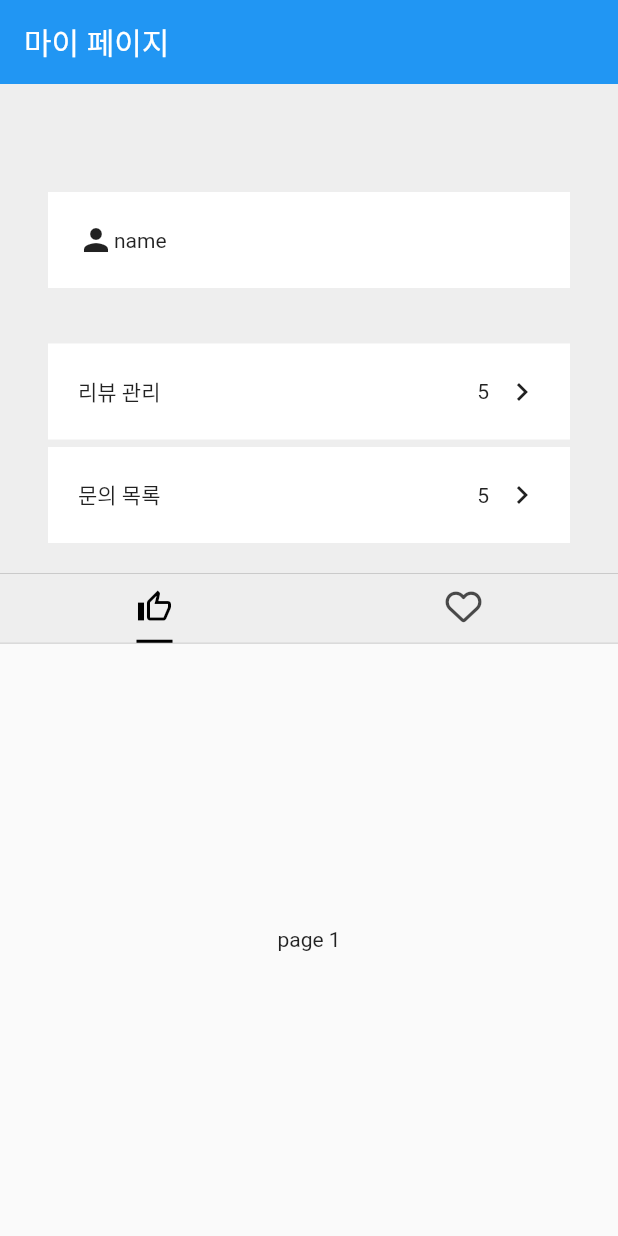
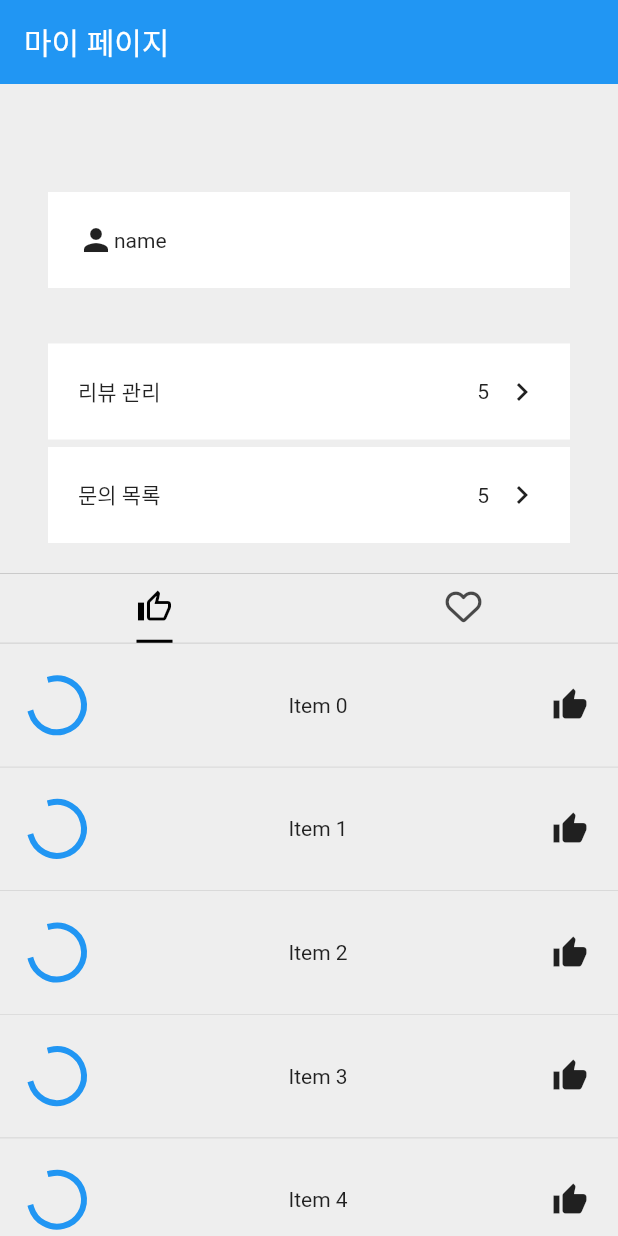
Before and after one commit to alswn2348/healfooyou_flutter, a Flutter app: the UserProfileScreen widget shown alone on an empty page, opened directly, on a phone screen of 412 x 824 dp. Run offline on Flutter 3.47's test engine with Material 2 defaults, Android fonts, the phone set to English and light mode, and no system bars; our stand-ins replace font_awesome_flutter, go_router.

Commit message:
design : grid view
안쓰는 drawer file 제거
공식문서 주석 제거

user profile screen 에 grid view 추가

```diff
--- a/lib/home/home_screen.dart
+++ b/lib/home/home_screen.dart
@@ -50,7 +50,6 @@ class HomeScreen extends StatelessWidget {
             ),
           ),
         ),
-        // Disable opening the drawer with a swipe gesture.
         drawerEnableOpenDragGesture: false,
       ),
     );
--- a/lib/user/user_profile_screen.dart
+++ b/lib/user/user_profile_screen.dart
@@ -79,10 +79,78 @@ class UserProfileScreen extends StatelessWidget {
             ),
           ];
         },
-        body: const TabBarView(
+        body: TabBarView(
           children: [
-            Center(child: Text("page 1")),
-            Center(child: Text("page 2")),
+            GridView.builder(
+              itemCount: 20,
+              gridDelegate: const SliverGridDelegateWithFixedCrossAxisCount(
+                crossAxisCount: 1,
+                childAspectRatio: 5 / 1, // itme 비율 가로 / 세로
+              ),
+              itemBuilder: (context, index) => Column(
+                children: [
+                  AspectRatio(
+                    aspectRatio: 5 / 1,
+                    child: Container(
+                      padding: const EdgeInsets.all(Sizes.size20),
+                      decoration: BoxDecoration(
+                        color: Colors.grey.shade200,
+                        border: Border.symmetric(
+                          horizontal: BorderSide(
+                            color: Colors.grey.shade400,
+                            width: 0.2,
+                          ),
+                        ),
+                      ),
+                      child: Row(
+                        mainAxisAlignment: MainAxisAlignment.spaceBetween,
+                        children: [
+                          const CircularProgressIndicator.adaptive(),
+                          Text("Item $index"),
+                          const Icon(Icons.thumb_up),
+                        ],
+                      ),
+                    ),
+                  ),
+                ],
+              ),
+            ),
+            GridView.builder(
+              itemCount: 20,
+              gridDelegate: const SliverGridDelegateWithFixedCrossAxisCount(
+                crossAxisCount: 1,
+                childAspectRatio: 5 / 1,
+              ),
+              itemBuilder: (context, index) => Column(
+                children: [
+                  AspectRatio(
+                    aspectRatio: 5 / 1,
+                    child: Container(
+                      padding: const EdgeInsets.all(Sizes.size20),
+                      decoration: BoxDecoration(
+                        color: Colors.grey.shade200,
+                        border: Border.symmetric(
+                          horizontal: BorderSide(
+                            color: Colors.grey.shade400,
+                            width: 0.2,
+                          ),
+                        ),
+                      ),
+                      child: Row(
+                        mainAxisAlignment: MainAxisAlignment.spaceBetween,
+                        children: [
+                          const CircularProgressIndicator.adaptive(),
+                          Text("Item $index"),
+                          const FaIcon(
+                            FontAwesomeIcons.solidHeart,
+                          ),
+                        ],
+                      ),
+                    ),
+                  ),
+                ],
+              ),
+            ),
           ],
         ),
       ),
```
Also changed, not shown: lib/common/main_drawer/menuDrawer.dart (deleted, +0 -50 lines).
